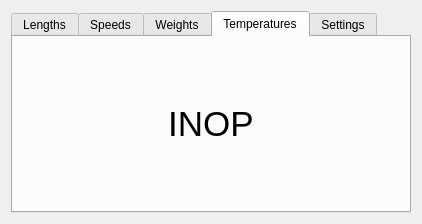
Qt form ui_2t.ui (HugoTro/unit-converter) before a commit.
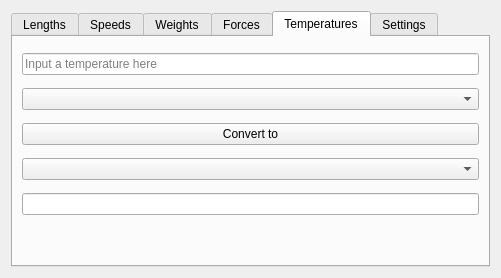
The same form after that commit. The open tabs and pages were chosen to show the change.

Commit message:
Preparation for temperature conversions
- UI added for temperatures
- List of basic temperatures added
- Variables assigned for conversion function

What changed in the file:
```diff
--- a/ui_2t.ui
+++ b/ui_2t.ui
@@ -6,8 +6,8 @@
    <rect>
     <x>0</x>
     <y>0</y>
-    <width>422</width>
-    <height>224</height>
+    <width>501</width>
+    <height>278</height>
    </rect>
   </property>
   <property name="minimumSize">
@@ -162,23 +162,66 @@
        </item>
       </layout>
      </widget>
+     <widget class="QWidget" name="forces_tab">
+      <attribute name="title">
+       <string>Forces</string>
+      </attribute>
+      <layout class="QGridLayout" name="gridLayout_5">
+       <item row="0" column="0">
+        <widget class="QLabel" name="label_6">
+         <property name="font">
+          <font>
+           <pointsize>26</pointsize>
+          </font>
+         </property>
+         <property name="text">
+          <string>INOP</string>
+         </property>
+         <property name="alignment">
+          <set>Qt::AlignCenter</set>
+         </property>
+        </widget>
+       </item>
+      </layout>
+     </widget>
      <widget class="QWidget" name="tab">
       <attribute name="title">
        <string>Temperatures</string>
       </attribute>
       <layout class="QVBoxLayout" name="verticalLayout_2">
        <item>
-        <widget class="QLabel" name="label_2">
-         <property name="font">
-          <font>
-           <pointsize>26</pointsize>
-          </font>
+        <widget class="QLineEdit" name="temps_in_line">
+         <property name="placeholderText">
+          <string>Input a temperature here</string>
          </property>
+        </widget>
+       </item>
+       <item>
+        <widget class="QComboBox" name="temps_dd_in_unit"/>
+       </item>
+       <item>
+        <widget class="QPushButton" name="btn_temps_val">
          <property name="text">
-          <string>INOP</string>
+          <string>Convert to</string>
          </property>
-         <property name="alignment">
-          <set>Qt::AlignCenter</set>
+        </widget>
+       </item>
+       <item>
+        <widget class="QComboBox" name="temps_dd_out_unit"/>
+       </item>
+       <item>
+        <widget class="QLineEdit" name="lineEdit_2"/>
+       </item>
+       <item>
+        <widget class="QLabel" name="temps_err_line">
+         <property name="maximumSize">
+          <size>
+           <width>16777215</width>
+           <height>17</height>
+          </size>
+         </property>
+         <property name="text">
+          <string/>
          </property>
         </widget>
        </item>
```
Left out of the diff: 2 changed lines with no effect on the pictures. The commit also changes 3 other files.
